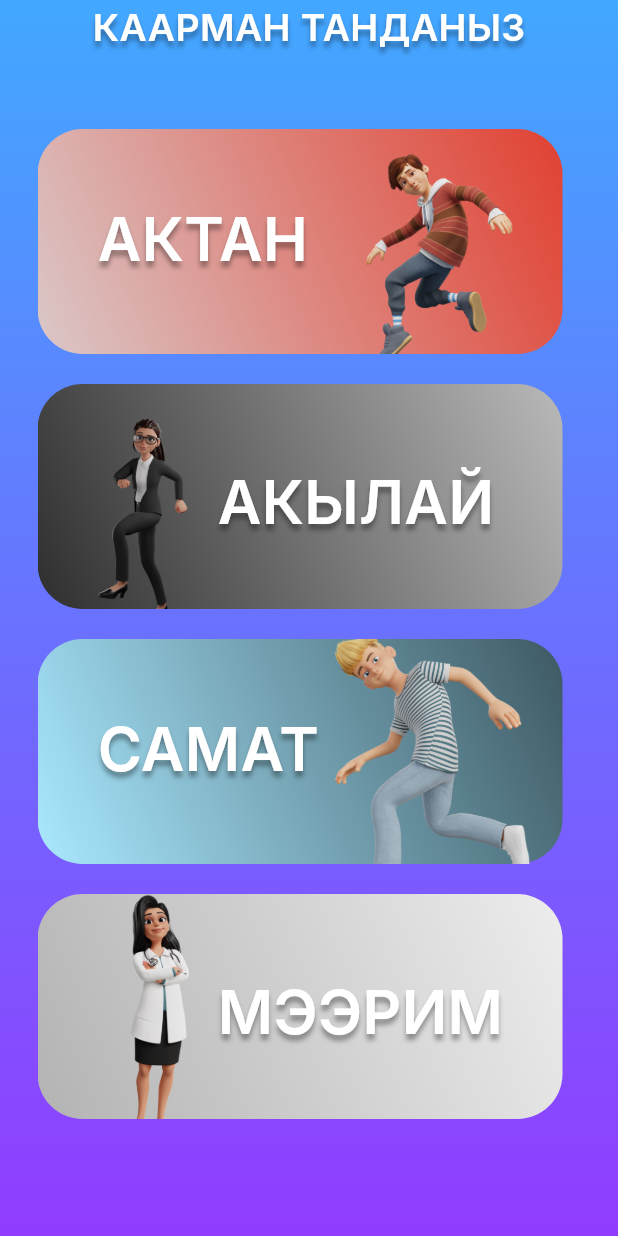
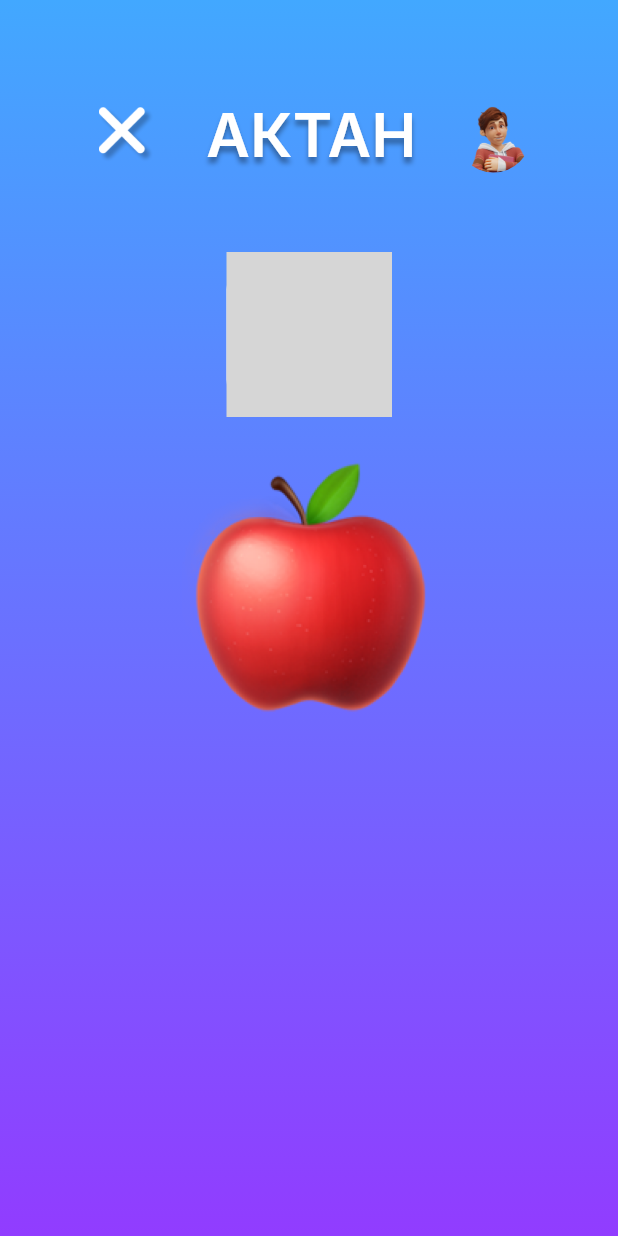
Before and after one commit to chiefbaki/kids_game, a Flutter app: the screen it shows after launch, on a phone screen of 412 x 824 dp. Run offline on Flutter 3.47's test engine with Material 3 defaults, Android fonts, the light colour scheme and no system bars; our stand-ins replace another_flutter_splash_screen, assets_audio_player, audioplayers, bloc, dio, flutter_bloc and 1 more; missing offline and left inert: animated_icon; Roboto replaces fonts that are missing (Inter); grey boxes are pictures that could not be loaded.

Commit message:
added screens

```diff
--- a/lib/core/network/dio_settings.dart
+++ b/lib/core/network/dio_settings.dart
@@ -1,8 +1,7 @@
 import "dart:async";
-
 import "package:dio/dio.dart";
 import "package:flutter/foundation.dart";
-import 'package:kids_game/core/network/url_routes.dart';
+
 
 class DioSettings {
   DioSettings() {
--- a/lib/internal/app.dart
+++ b/lib/internal/app.dart
@@ -3,14 +3,14 @@ import 'package:kids_game/core/network/dio_settings.dart';
 import 'package:kids_game/domain/repositories/get_category_repository.dart';
 import 'package:kids_game/presentation/blocs/categorybloc/category_bloc.dart';
 import 'package:flutter_bloc/flutter_bloc.dart';
-import 'package:kids_game/presentation/screen/splash_screen.dart';
+import 'package:kids_game/presentation/screens/quiz_fruits_screen.dart';
+import 'package:kids_game/presentation/screens/quiz_story_screen.dart';
 
 class MyApp extends StatelessWidget {
   const MyApp({super.key});
 
   @override
   Widget build(BuildContext context) {
-
     return MultiRepositoryProvider(
       providers: [
         RepositoryProvider(
@@ -32,7 +32,7 @@ class MyApp extends StatelessWidget {
         child: MaterialApp(
           theme: ThemeData(scaffoldBackgroundColor: Colors.transparent),
           debugShowCheckedModeBanner: false,
-          home: const SplashScreen(),
+          home: const QuizFruitsScreen(),
         ),
       ),
     );
--- a/lib/presentation/screen/choose_character_screen.dart
+++ b/lib/presentation/screens/choose_character_screen.dart
@@ -2,7 +2,7 @@ import 'package:flutter/material.dart';
 import 'package:kids_game/core/consts/app_colors.dart';
 import 'package:kids_game/core/consts/app_fonts.dart';
 import 'package:kids_game/data/model/character_model.dart';
-import 'package:kids_game/presentation/screen/profile_screen.dart';
+import 'package:kids_game/presentation/screens/profile_screen.dart';
 import 'package:kids_game/presentation/widgets/character_card.dart';
 
 class ChooseCharacterScreen extends StatelessWidget {
--- a/lib/presentation/screen/learn_words_screen.dart
+++ b/lib/presentation/screens/learn_words_screen.dart
@@ -43,8 +43,8 @@ class _LearnWordsScreenState extends State<LearnWordsScreen> {
     return Container(
       decoration: const BoxDecoration(
           gradient: LinearGradient(
-              colors: AppColors.bgColor,
-              begin: Alignment.topRight,
+              begin: Alignment.topCenter,
+              end: Alignment.bottomCenter,
               end: Alignment.bottomRight)),
       child: Scaffold(
           body: SafeArea(
@@ -82,7 +82,6 @@ class _LearnWordsScreenState extends State<LearnWordsScreen> {
           PlaySound(onPressed: () async {
             final assetsAudioPlayer = AssetsAudioPlayer();
             assetsAudioPlayer.open(Audio("assets/a.mp3"), autoStart: true);
-
           }),
           Padding(
             padding: EdgeInsets.only(top: 40),
--- /dev/null
+++ b/lib/presentation/screens/quiz_fruits_screen.dart
@@ -0,0 +1,81 @@
+import 'package:flutter/material.dart';
+import 'package:kids_game/core/consts/app_color.dart';
+import 'package:kids_game/presentation/widgets/custom_on_top_widget.dart';
+import 'package:kids_game/presentation/widgets/play_sound_widget.dart';
+import 'package:kids_game/resources/resources.dart';
+
+// Страница с выполнением тестов из категории "Жомоктор"
+class QuizFruitsScreen extends StatefulWidget {
+  const QuizFruitsScreen({super.key});
+
+  @override
+  State<QuizFruitsScreen> createState() => _QuizFruitsScreenState();
+}
+
+class _QuizFruitsScreenState extends State<QuizFruitsScreen> {
+  bool isSelected = false;
+  @override
+  Widget build(BuildContext context) {
+    return Container(
+        decoration: const BoxDecoration(
+            gradient: LinearGradient(
+          colors: AppColors.bgColor,
+          begin: Alignment.topCenter,
+          end: Alignment.bottomCenter,
+        )),
+        child: Scaffold(
+          body: Center(
+            child: Padding(
+              padding: const EdgeInsets.symmetric(horizontal: 30, vertical: 40),
+              child: Column(
+                children: [
+                  const CustomTopWidget(
+                      profileName: "АКТАН", profilePhoto: Images.boy),
+                  const SizedBox(
+                    height: 28,
+                  ),
+                  PlaySound(
+                    onPressed: () {},
+                    width: 110,
+                    height: 110,
+                  ),
+                  const SizedBox(
+                    height: 28,
+                  ),
+                  GestureDetector(
+                    onTap: () {
+                      isSelected = !isSelected;
+                      setState(() {});
+                    },
+                    child: Container(
+                      width: 170,
+                      height: 170,
+                      decoration: BoxDecoration(
+                        color:
+                            isSelected ? AppColors.white : Colors.transparent,
+                        // boxShadow: [
+                        //   BoxShadow(
+                        //       blurRadius: 5,
+                        //       spreadRadius: 1,
+                        //       offset: const Offset(4, 5),
+                        //       color: isSelected == index
+                        //           ? AppColors.selectedBoxShadowColor
+                        //           : AppColors.unselectedBoxShadowColor)
+                        // ],
+                        borderRadius: BorderRadius.circular(20),
+                      ),
+                      child: Image.asset(
+                        Images.apple,
+                        fit: BoxFit.contain,
+                        width: 72,
+                        height: 20,
+                      ),
+                    ),
+                  )
+                ],
+              ),
+            ),
+          ),
+        ));
+  }
+}
--- a/lib/presentation/screen/splash_screen.dart
+++ b/lib/presentation/screens/splash_screen.dart
@@ -1,7 +1,7 @@
 import 'package:another_flutter_splash_screen/another_flutter_splash_screen.dart';
 import 'package:flutter/material.dart';
 import 'package:kids_game/core/consts/app_colors.dart';
-import 'package:kids_game/presentation/screen/choose_character_screen.dart';
+import 'package:kids_game/presentation/screens/choose_character_screen.dart';
 import 'package:kids_game/resources/resources.dart';
 
 class SplashScreen extends StatelessWidget {
--- a/lib/presentation/widgets/card_one_main.dart
+++ b/lib/presentation/widgets/card_one_main.dart
@@ -1,7 +1,7 @@
 import 'package:flutter/material.dart';
 import 'package:kids_game/core/consts/app_color.dart';
 import 'package:kids_game/core/consts/app_fonts.dart';
-import 'package:kids_game/presentation/screen/words_screen.dart';
+import 'package:kids_game/presentation/screens/words_screen.dart';
 import 'package:kids_game/resources/resources.dart';
 
 class CardOneMainScreen extends StatelessWidget {
--- a/lib/presentation/widgets/card_two_main.dart
+++ b/lib/presentation/widgets/card_two_main.dart
@@ -1,7 +1,7 @@
 import 'package:flutter/material.dart';
 import 'package:kids_game/core/consts/app_color.dart';
 import 'package:kids_game/core/consts/app_fonts.dart';
-import 'package:kids_game/presentation/screen/story_screen.dart';
+import 'package:kids_game/presentation/screens/story_screen.dart';
 import 'package:kids_game/resources/resources.dart';
 
 class CardTwoMainScreen extends StatelessWidget {
--- a/lib/presentation/widgets/custom_on_top_widget.dart
+++ b/lib/presentation/widgets/custom_on_top_widget.dart
@@ -13,7 +13,9 @@ class CustomTopWidget extends StatelessWidget {
   @override
   Widget build(BuildContext context) {
     return Padding(
-      padding: const EdgeInsets.symmetric(horizontal: 28),
+      padding: const EdgeInsets.symmetric(horizontal: 28, vertical: 10),
+      child: SizedBox(
+        height: 80,
         child: Row(
           mainAxisAlignment: MainAxisAlignment.spaceBetween,
           children: [
@@ -26,7 +28,7 @@ class CustomTopWidget extends StatelessWidget {
                 height: 37,
                 width: 37,
               ),
-            iconSize: 37,
+
               alignment: Alignment.center,
             ),
             Text(
@@ -39,11 +41,12 @@ class CustomTopWidget extends StatelessWidget {
               ]),
             ),
             CircleAvatar(
-              radius: 40,
+                radius: 25,
                 backgroundColor: Colors.transparent,
                 backgroundImage: AssetImage(profilePhoto))
           ],
         ),
+      ),
     );
   }
 }
--- a/lib/presentation/widgets/play_sound_widget.dart
+++ b/lib/presentation/widgets/play_sound_widget.dart
@@ -4,16 +4,20 @@ import 'package:flutter/material.dart';
 
 class PlaySound extends StatelessWidget {
   final Function() onPressed;
+  final double width;
+  final double height;
   const PlaySound({
     super.key,
-    required this.onPressed
+    required this.onPressed,
+    this.width = 80,
+    this.height = 80
   });
 
   @override
   Widget build(BuildContext context) {
     return Container(
-      height: 80,
-      width: 80,
+      height: height,
+      width: width,
       decoration: BoxDecoration(
         color: Colors.white,
         borderRadius: BorderRadius.circular(25),
@@ -21,7 +25,7 @@ class PlaySound extends StatelessWidget {
       child: AnimateIcon(
           onTap: onPressed,
           iconType: IconType.continueAnimation,
-          animateIcon: AnimateIcons.volume),
+          animateIcon: AnimateIcons.volume,),
     );
   }
 }
```
Also changed, not shown: lib/presentation/screens/profile_screen.dart (renamed from lib/presentation/screen/profile_screen.dart, +4 -3 lines), lib/presentation/screens/quiz_story_screen.dart (added, +70 -0 lines), lib/presentation/screens/read_story_screen.dart (renamed from lib/presentation/screen/read_story_screen.dart, +11 -9 lines), lib/presentation/screens/story_screen.dart (renamed from lib/presentation/screen/story_screen.dart, +5 -4 lines), lib/presentation/screens/words_screen.dart (renamed from lib/presentation/screen/words_screen.dart, +4 -3 lines), lib/presentation/screens/main_screen.dart (renamed from lib/presentation/screen/main_screen.dart), lib/presentation/screens/test_screen.dart (added), 1 other file. Lines whose indentation alone changed are shown as unchanged.
